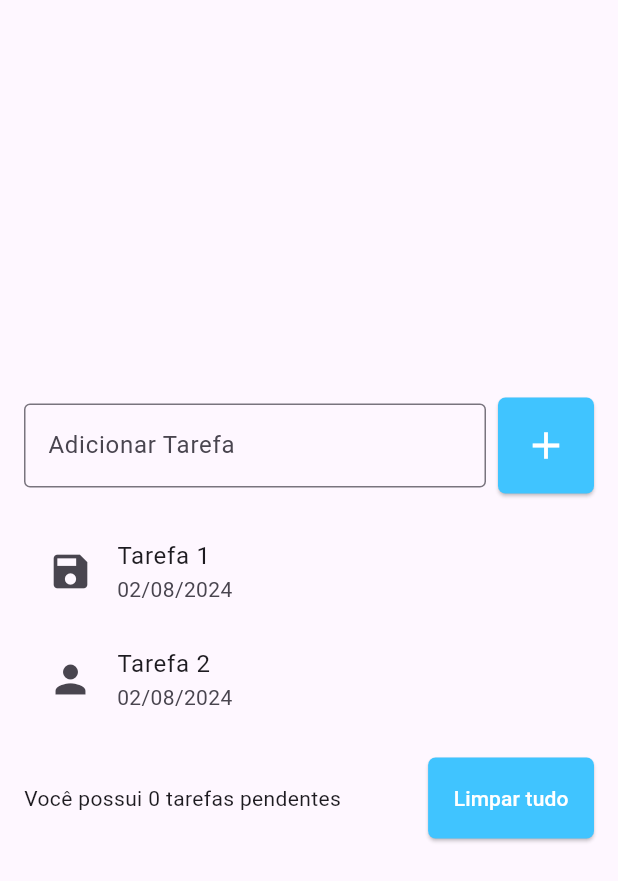
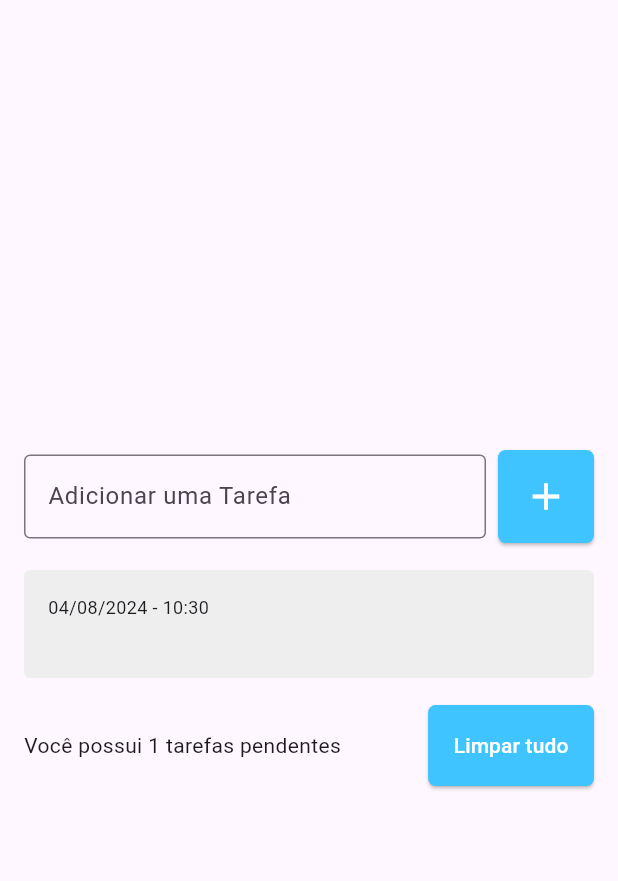
Before and after one commit to Gers0nJr/todo_list_flutter_app, a Flutter app: the screen it shows after launch, after a tap on the "add" icon, on a phone screen of 412 x 824 dp. Shown: the top 881 px of the screen. Run offline on Flutter 3.47's test engine with Material 3 defaults, Android fonts, the phone set to English and light mode, and no system bars; drawn by our look-alikes of flutter_slidable.

Commit message:
salvando dados lista

```diff
--- a/lib/main.dart
+++ b/lib/main.dart
@@ -11,6 +11,7 @@ class MyApp extends StatelessWidget {
   @override
   Widget build(BuildContext context) {
     return MaterialApp(
+      debugShowCheckedModeBanner: false,
       home: TodoListPage(),
     );
   }
--- /dev/null
+++ b/lib/models/todo.dart
@@ -0,0 +1,7 @@
+class Todo {
+
+  Todo({required this.title, required this.dateTime});
+
+  String title;
+  DateTime dateTime;
+}
--- a/lib/pages/todo_list_page.dart
+++ b/lib/pages/todo_list_page.dart
@@ -1,14 +1,27 @@
 import 'package:flutter/material.dart';
 
-class TodoListPage extends StatelessWidget {
-  const TodoListPage({super.key});
+import '../models/todo.dart';
+import '../widgets/todo_list_item.dart';
+
+class TodoListPage extends StatefulWidget {
+  TodoListPage({super.key});
+
+  @override
+  State<TodoListPage> createState() => _TodoListPageState();
+}
+
+class _TodoListPageState extends State<TodoListPage> {
+  final TextEditingController todoController = TextEditingController();
+
+  List<Todo> todos = [];
 
   @override
   Widget build(BuildContext context) {
-    return Scaffold(
+    return SafeArea(
+      child: Scaffold(
         body: Center(
           child: Padding(
-          padding: const EdgeInsets.symmetric(horizontal: 16),
+            padding: const EdgeInsets.all(16),
             child: Column(
               mainAxisSize: MainAxisSize.min,
               children: [
@@ -16,10 +29,11 @@ class TodoListPage extends StatelessWidget {
                   children: [
                     Expanded(
                       child: TextField(
+                        controller: todoController,
                         decoration: InputDecoration(
                           border: OutlineInputBorder(),
-                        labelText: 'Adicionar Tarefa',
-                        hintText: 'Adicionar Tarefa',
+                          labelText: 'Adicionar uma Tarefa',
+                          hintText: 'Adicionar uma Tarefa',
                         ),
                       ),
                     ),
@@ -27,10 +41,20 @@ class TodoListPage extends StatelessWidget {
                       width: 8,
                     ),
                     ElevatedButton(
-                    onPressed: () {},
+                      onPressed: () {
+                          String text = todoController.text;
+                          setState(() {
+                            Todo newTodo = Todo(
+                              title: text,
+                              dateTime: DateTime.now()
+                            );
+                            todos.add(newTodo);
+                            todoController.clear();
+                          });
+                      },
                       style: ElevatedButton.styleFrom(
                         backgroundColor: Colors.lightBlueAccent,
-                      padding: EdgeInsets.all(17),
+                        padding: EdgeInsets.all(16),
                         shape: RoundedRectangleBorder(
                           borderRadius: BorderRadius.circular(5),
                         ),
@@ -46,26 +70,14 @@ class TodoListPage extends StatelessWidget {
                 SizedBox(
                   height: 16,
                 ),
-              ListView(
+                Flexible(
+                  child: ListView(
                     shrinkWrap: true,
                     children: [
-                  ListTile(
-                    title: Text('Tarefa 1'),
-                    subtitle: Text('02/08/2024'),
-                    leading: Icon(Icons.save, size: 30,),
-                    onTap: () {
-                      print('tarefa 1');
-                    },
+                      for(Todo todo in todos)
+                      TodoListItem(todo: todo),
+                    ],
                   ),
-                  ListTile(
-                    title: Text('Tarefa 2'),
-                    subtitle: Text('02/08/2024'),
-                    leading: Icon(Icons.person, size: 30,),
-                    onTap: () {
-                      print('tarefa 2');
-                    },
-                  ),
-                ],
                 ),
                 SizedBox(
                   height: 16,
@@ -74,7 +86,7 @@ class TodoListPage extends StatelessWidget {
                   children: [
                     Expanded(
                       child: Text(
-                      'Você possui 0 tarefas pendentes',
+                        'Você possui ${todos.length} tarefas pendentes',
                       ),
                     ),
                     SizedBox(
@@ -102,6 +114,7 @@ class TodoListPage extends StatelessWidget {
             ),
           ),
         ),
+      ),
     );
   }
 }
--- /dev/null
+++ b/lib/widgets/todo_list_item.dart
@@ -0,0 +1,52 @@
+import 'package:flutter/material.dart';
+import 'package:flutter_slidable/flutter_slidable.dart';
+import 'package:intl/intl.dart';
+import 'package:todo_list/models/todo.dart';
+
+class TodoListItem extends StatelessWidget {
+  TodoListItem({Key? key, required this.todo}) : super(key: key);
+
+  final Todo todo;
+
+  @override
+  Widget build(BuildContext context) {
+    return Slidable(
+      child: Container(
+        decoration: BoxDecoration(
+          borderRadius: BorderRadius.circular(4),
+          color: Colors.grey[200],
+        ),
+        margin: const EdgeInsets.symmetric(vertical: 2),
+        padding: const EdgeInsets.all(16),
+        child: Column(
+          crossAxisAlignment: CrossAxisAlignment.stretch,
+          children: [
+            Text(
+              DateFormat('dd/MM/yyyy - HH:mm').format(todo.dateTime),
+              style: TextStyle(
+                fontSize: 12,
+              ),
+            ),
+            Text(
+              todo.title,
+              style: TextStyle(
+                fontSize: 16,
+                fontWeight: FontWeight.w600,
+              ),
+            ),
+          ],
+        ),
+      ),
+      endActionPane: ActionPane(
+        motion: const ScrollMotion(),
+        children: [
+          SlidableAction(
+            onPressed: null,
+            backgroundColor: Colors.red,
+            icon: Icons.delete,
+          ),
+        ],
+      ),
+    );
+  }
+}
--- a/pubspec.yaml
+++ b/pubspec.yaml
@@ -35,6 +35,8 @@ dependencies:
   # The following adds the Cupertino Icons font to your application.
   # Use with the CupertinoIcons class for iOS style icons.
   cupertino_icons: ^1.0.6
+  intl:
+  flutter_slidable: ^3.1.1
 
 dev_dependencies:
   flutter_test:
```
Also changed, not shown: pubspec.lock. Lines whose indentation alone changed are shown as unchanged.
